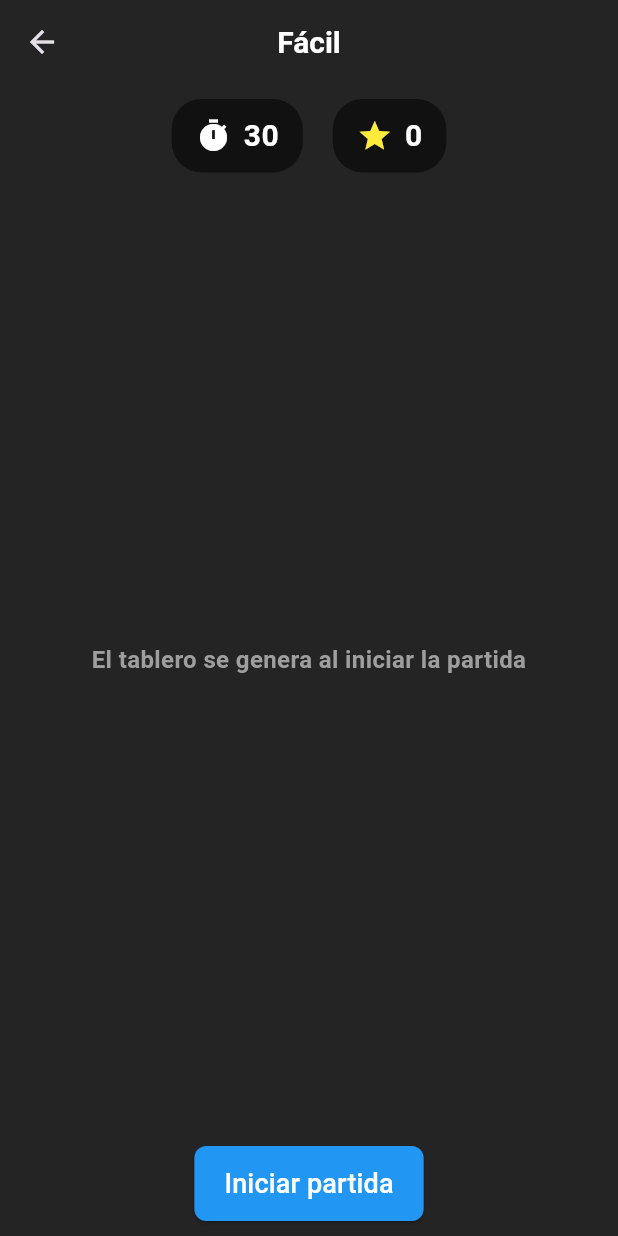
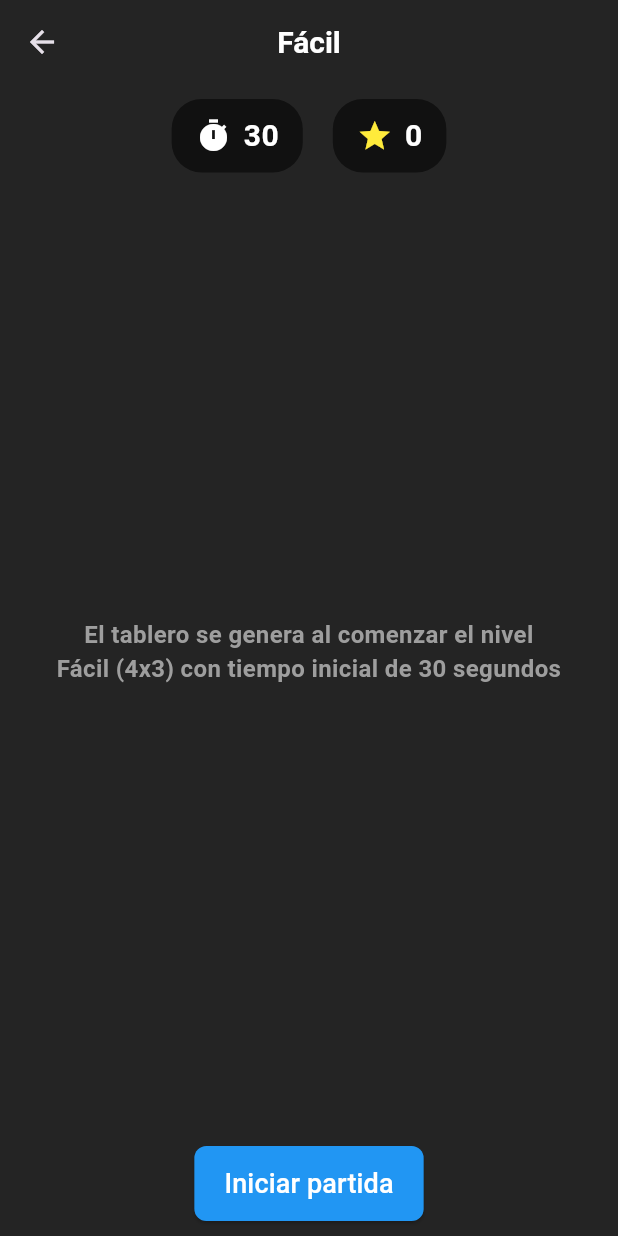
Before and after one commit to JJCD17/Color-Link, a Flutter app: the screen it shows after launch, after a tap on "Fácil", on a phone screen of 412 x 824 dp. Run offline on Flutter 3.47's test engine with Material 3 defaults, Android fonts, the phone set to English and light mode, and no system bars.

Commit message:
Se añade leyenda prenivel para dar contexto antes de iniciar partida

```diff
--- a/lib/widgets/game_board.dart
+++ b/lib/widgets/game_board.dart
@@ -177,9 +177,11 @@ class GameBoardState extends State<GameBoard> {
               Expanded(
                 child:
                     !gameStarted
-                        ? const Center(
-                          child: Text(
-                            'El tablero se genera al iniciar la partida',
+                        ? Column(
+                          mainAxisAlignment: MainAxisAlignment.center,
+                          children: [
+                            Text(
+                              'El tablero se genera al comenzar el nivel \n${widget.levelName} (${widget.gridSizeRow}x${widget.gridSizeCol}) con tiempo inicial de ${widget.initialTime} segundos',
                               style: TextStyle(
                                 fontSize: 16.0,
                                 color: Colors.grey,
@@ -187,6 +189,8 @@ class GameBoardState extends State<GameBoard> {
                               ),
                               textAlign: TextAlign.center,
                             ),
+                            SizedBox(height: 10),
+                          ],
                         )
                         : Center(
                           child: Column(
```
Lines whose indentation alone changed are shown as unchanged.
